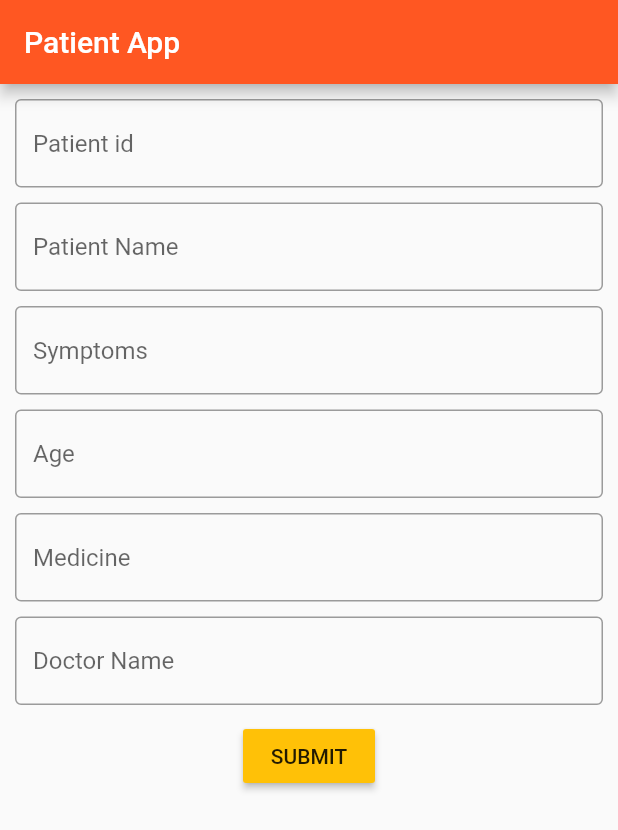
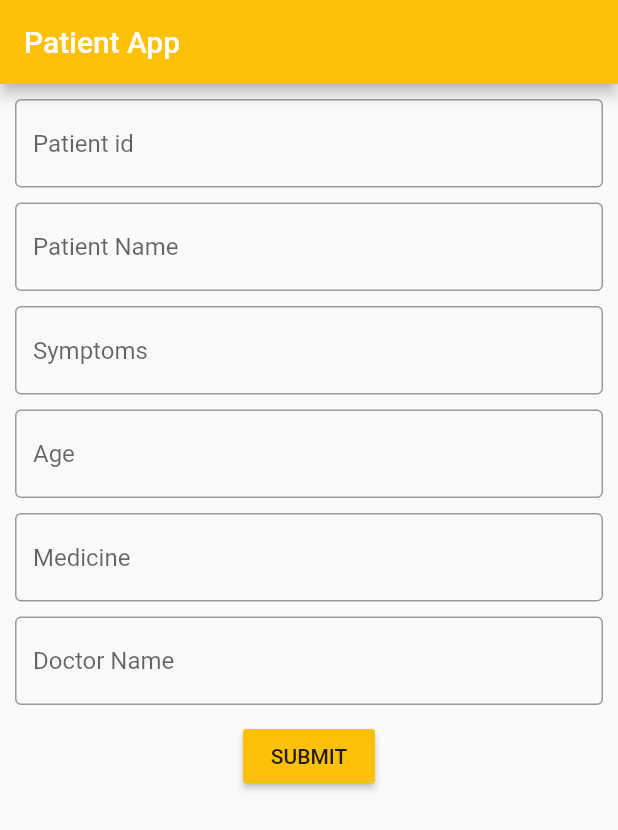
Before and after one commit to meghats123/Flutter-Patient-App, a Flutter app: the screen it shows after launch, on a phone screen of 412 x 824 dp. Shown: the top 830 px of the screen. Run offline on Flutter 3.47's test engine with Material 2 defaults, Android fonts, the phone set to English and light mode, and no system bars.

Commit message:
appbar color changed to AMBER

```diff
--- a/lib/main.dart
+++ b/lib/main.dart
@@ -18,7 +18,7 @@ TextEditingController getDoctorname=TextEditingController();
       home: Scaffold(
         appBar: AppBar(
           title: Text("Patient App"),
-          backgroundColor: Colors.deepOrange,
+          backgroundColor: Colors.amber,
         ),
         body: Container(
           padding: EdgeInsets.all(10.0),
```
